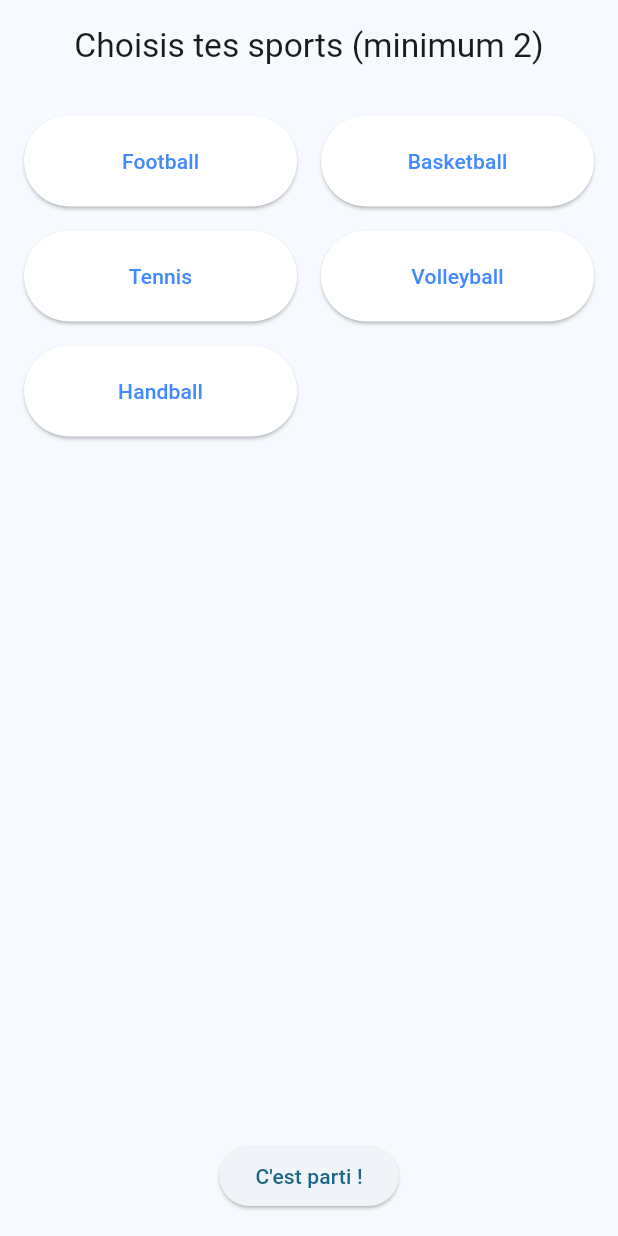
After one commit to ben-ht/sporty, a Flutter app: the SportsSelection screen opened by its route, on a phone screen of 412 x 824 dp. The commit adds this screen. Run offline on Flutter 3.47's test engine with Material 3 defaults, Android fonts, the phone set to English and light mode, and no system bars; our stand-ins replace cloud_firestore, firebase_auth, firebase_core, flutter_svg, fluttertoast; accounts and stored records are empty.

Commit message:
sport selection ui

```diff
--- a/lib/data/service/auth_service.dart
+++ b/lib/data/service/auth_service.dart
@@ -4,7 +4,7 @@ import 'package:flutter/material.dart';
 import 'package:fluttertoast/fluttertoast.dart';
 import 'package:sporty/utils/constants/size.dart';
 
-import '../models/user_model.dart';
+import '../../model/user/user.dart';
 
 class AuthService {
 
@@ -12,6 +12,8 @@ class AuthService {
     required UserModel userModel,
     required String password
   }) async {
+    return;
+
     try {
       UserCredential credential = await FirebaseAuth.instance.createUserWithEmailAndPassword(
         email: userModel.email,
--- /dev/null
+++ b/lib/data/service/sports_service.dart
@@ -0,0 +1,15 @@
+import '../../model/sport/sport.dart';
+
+class SportsService {
+  var sports = <Sport>[
+    Sport(name: 'Football'),
+    Sport(name: 'Basketball'),
+    Sport(name: 'Tennis'),
+    Sport(name: 'Volleyball'),
+    Sport(name: 'Handball'),
+  ];
+
+  Future<Iterable<Sport>> getSports() async {
+    return sports;
+  }
+}
--- /dev/null
+++ b/lib/model/sport/sport.dart
@@ -0,0 +1,6 @@
+class Sport {
+  final String? uid;
+  final String name;
+
+  Sport({this.uid, required this.name});
+}
--- a/lib/ui/signup/widgets/signup.dart
+++ b/lib/ui/signup/widgets/signup.dart
@@ -1,8 +1,9 @@
 import 'package:flutter/material.dart';
-import 'package:sporty/data/models/user_model.dart';
+import 'package:sporty/model/user/user.dart';
 import 'package:sporty/data/service/auth_service.dart';
 import 'package:sporty/ui/core/shared/social-button.dart';
 import 'package:sporty/ui/core/shared/text-divider.dart';
+import 'package:sporty/ui/signup/widgets/sports_selection.dart';
 
 import '../../../utils/constants/size.dart';
 
@@ -155,6 +156,9 @@ class _SignupScreen extends State<SignupScreen> {
                                   email: emailController.text
                               ),
                               password: passwordController.text);
+
+                          Navigator.pushNamedAndRemoveUntil(context,
+                              '/sportsPreferences', (route) => false);
                         },
                         child: Text('S\'inscrire'),
                       ),
--- /dev/null
+++ b/lib/ui/signup/widgets/sport_button.dart
@@ -0,0 +1,33 @@
+import 'package:flutter/cupertino.dart';
+import 'package:flutter/material.dart';
+
+class SportButton extends StatefulWidget {
+  const SportButton({super.key, required this.sportName});
+
+  final String sportName;
+
+  @override
+  State<StatefulWidget> createState() {
+    return _SportButtonState();
+  }
+
+}
+
+class _SportButtonState extends State<SportButton> {
+  bool isSelected = false;
+
+  @override
+  Widget build(BuildContext context) {
+    return ElevatedButton(
+        onPressed: () {
+          setState(() {
+            isSelected = !isSelected;
+          });
+        },
+        style: ElevatedButton.styleFrom(
+            backgroundColor: isSelected ? Colors.blueAccent : Colors.white,
+            foregroundColor: isSelected ? Colors.white : Colors.blueAccent),
+        child: Text(widget.sportName));
+  }
+
+}
--- /dev/null
+++ b/lib/ui/signup/widgets/sports_selection.dart
@@ -0,0 +1,71 @@
+import 'package:flutter/cupertino.dart';
+import 'package:flutter/material.dart';
+import 'package:sporty/ui/signup/widgets/sport_button.dart';
+import 'package:sporty/utils/constants/size.dart';
+
+import '../../../data/service/sports_service.dart';
+import '../../../model/sport/sport.dart';
+
+class SportsSelection extends StatefulWidget {
+  const SportsSelection({super.key});
+
+  @override
+  State<StatefulWidget> createState() {
+    return _SportsSelectionState();
+  }
+}
+
+class _SportsSelectionState extends State<SportsSelection> {
+
+  final SportsService sportsService = SportsService();
+
+  @override
+  Widget build(BuildContext context) {
+    return FutureBuilder<Iterable<Sport>>(
+      future: sportsService.getSports(),
+      builder: (context, snapshot) {
+        Iterable<Sport> sports = snapshot.data ?? [];
+        return Scaffold(
+          body: SafeArea(
+            child: Padding(
+              padding: const EdgeInsets.all(16.0),
+              child: Column(
+                crossAxisAlignment: CrossAxisAlignment.center,
+                children: [
+                  Text('Choisis tes sports (minimum 2)',
+                    style: Theme.of(context).textTheme.headlineMedium!.apply(fontSizeFactor: .8)),
+                  SizedBox(height: Sizes.spaceSections),
+                  Expanded(
+                    child: GridView.builder(
+                      gridDelegate: SliverGridDelegateWithFixedCrossAxisCount(
+                        crossAxisCount: 2,
+                        crossAxisSpacing: Sizes.spaceItems,
+                        mainAxisSpacing: Sizes.spaceItems,
+                        childAspectRatio: 3
+                      ),
+                      itemCount: sports.length,
+                      itemBuilder: (context, index) {
+                        return SportButton(
+                          sportName: sports.elementAt(index).name,
+                        );
+                      }
+                    )
+                  ),
+                  SizedBox(height: Sizes.spaceSections),
+                  ElevatedButton(
+                    onPressed: () {
+                      Navigator.pushNamedAndRemoveUntil(context, '/home', (route) => false);
+                    },
+                    child: Text('C\'est parti !')
+                  )
+                ]
+              ),
+            ),
+          ),
+        );
+      },
+    );
+  }
+
+
+}
```
Also changed, not shown: lib/main.dart (+15 -26 lines), lib/model/user/user.dart (renamed from lib/data/models/user_model.dart), pubspec.lock, 1 other file.
